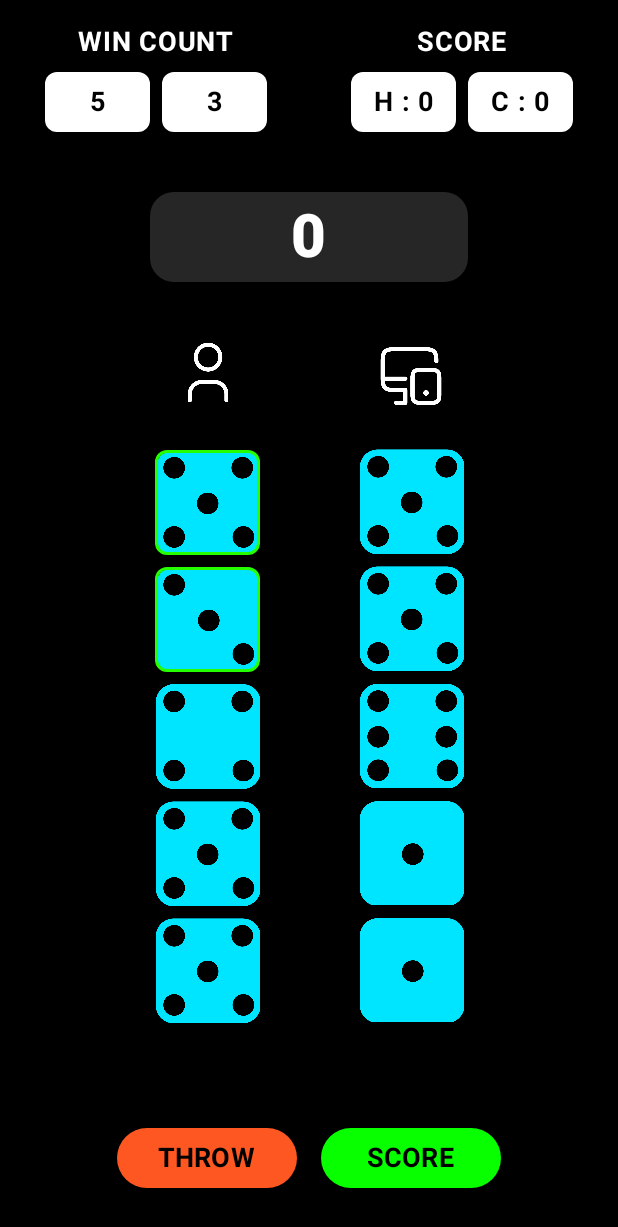
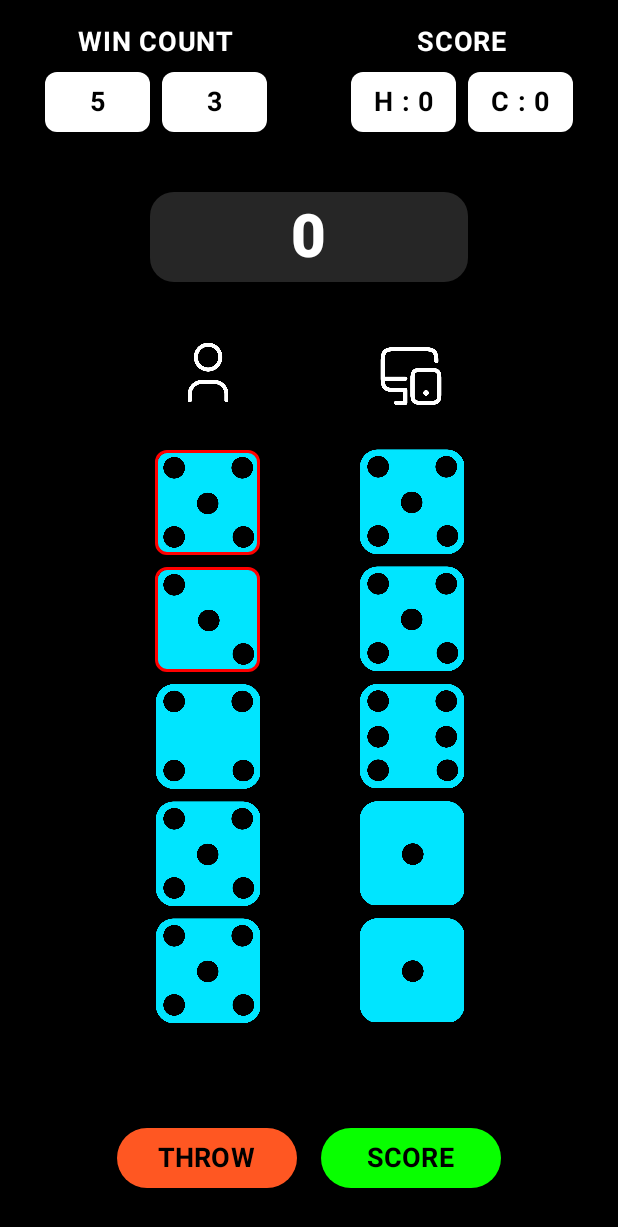
Before and after one commit to CodeWhi5per/Dice-Game-Using-Kotlin, an Android app built with Jetpack Compose: the composable GameScreen called with empty values, after a tap on an icon or button, on a phone screen of 412 x 824 dp. Shown: the top 1227 px of the screen. Run offline under Robolectric (Android 15) with nearby library versions, the phone set to English and light mode, and no system bars; 1 other tap on this screen came first.

Commit message:
update the reset human dice function

```diff
--- a/app/src/main/java/com/example/dice_game_assignment/MainActivity.kt
+++ b/app/src/main/java/com/example/dice_game_assignment/MainActivity.kt
@@ -276,6 +276,7 @@ fun GameScreen(targetScore: Int) {
         computerTotalScore += rightDiceSum
         selectedDice = List(5) { false } // Clear the red borders
         computerSelectedDice = List(5) { false } // Clear the green borders
+        leftDiceImages = List(5) { (1..6).random() } // Reset human dice
     }
 
     fun rerollDice() {
@@ -443,7 +444,7 @@ fun GameScreen(targetScore: Int) {
                             .size(70.dp)
                             .border(
                                 width = 2.dp,
-                                color = if (selectedDice[index]) Color(0xFF26FF00) else Color.Transparent,
+                                color = if (selectedDice[index]) Color.Red else Color.Transparent,
                                 shape = RoundedCornerShape(8.dp)
                             )
                             .clickable {
@@ -478,8 +479,8 @@ fun GameScreen(targetScore: Int) {
                         modifier = Modifier
                             .size(70.dp)
                             .border(
-                                width = 4.dp,
-                                color = if (computerSelectedDice[index]) Color(0xFFFF00E5) else Color.Transparent,
+                                width = 2.dp,
+                                color = if (computerSelectedDice[index]) Color.Green else Color.Transparent,
                                 shape = RoundedCornerShape(8.dp)
                             ),
                         contentAlignment = Alignment.Center
```
